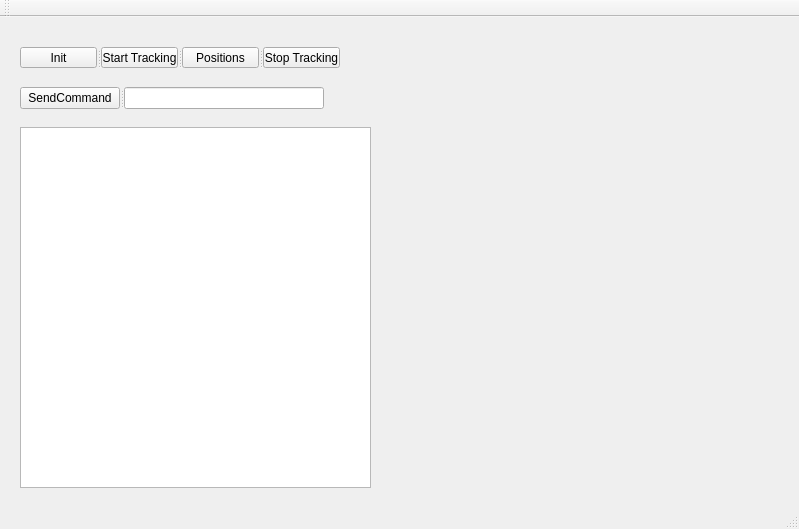
Old version of the form TestApp.ui in the repository transbite/TestLibsTracking.
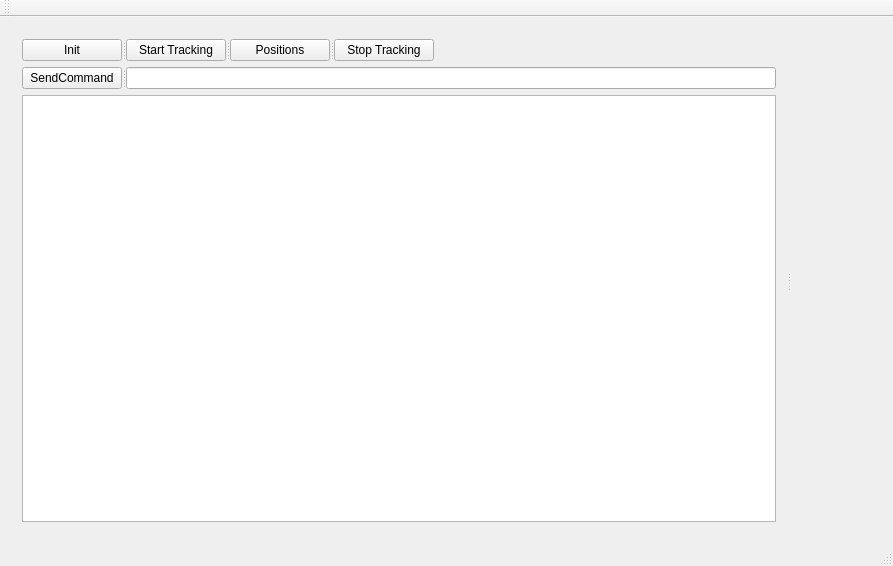
New version of the form. Custom widgets are drawn as their Qt base class.

Commit message: Add QT VTK widget

```diff
--- a/TestApp.ui
+++ b/TestApp.ui
@@ -6,8 +6,8 @@
    <rect>
     <x>0</x>
     <y>0</y>
-    <width>799</width>
-    <height>529</height>
+    <width>893</width>
+    <height>566</height>
    </rect>
   </property>
   <property name="sizePolicy">
@@ -20,15 +20,16 @@
    <string>TestApp</string>
   </property>
   <widget class="QWidget" name="centralWidget">
+   <layout class="QHBoxLayout" name="horizontalLayout">
+    <item>
+     <widget class="QSplitter" name="splitter_3">
+      <property name="orientation">
+       <enum>Qt::Horizontal</enum>
+      </property>
+      <widget class="QWidget" name="layoutWidget">
+       <layout class="QVBoxLayout" name="verticalLayout">
+        <item>
    <widget class="QSplitter" name="splitter">
-    <property name="geometry">
-     <rect>
-      <x>20</x>
-      <y>30</y>
-      <width>320</width>
-      <height>21</height>
-     </rect>
-    </property>
     <property name="orientation">
      <enum>Qt::Horizontal</enum>
     </property>
@@ -89,15 +90,9 @@
      </property>
     </widget>
    </widget>
+        </item>
+        <item>
    <widget class="QSplitter" name="splitter_2">
-    <property name="geometry">
-     <rect>
-      <x>20</x>
-      <y>70</y>
-      <width>304</width>
-      <height>22</height>
-     </rect>
-    </property>
     <property name="orientation">
      <enum>Qt::Horizontal</enum>
     </property>
@@ -130,16 +125,44 @@
      </property>
     </widget>
    </widget>
-   <widget class="QListWidget" name="logText">
-    <property name="geometry">
-     <rect>
-      <x>20</x>
-      <y>110</y>
-      <width>351</width>
-      <height>361</height>
-     </rect>
-    </property>
-   </widget>
+        </item>
+        <item>
+         <widget class="QListWidget" name="logText"/>
+        </item>
+       </layout>
+      </widget>
+      <widget class="QWidget" name="widget" native="true">
+       <property name="sizePolicy">
+        <sizepolicy hsizetype="Preferred" vsizetype="Preferred">
+         <horstretch>0</horstretch>
+         <verstretch>2</verstretch>
+        </sizepolicy>
+       </property>
+       <layout class="QVBoxLayout" name="verticalLayout_2">
+        <item>
+         <widget class="VTKSceneWidget" name="vtkWidget" native="true"/>
+        </item>
+        <item>
+         <spacer name="verticalSpacer">
+          <property name="orientation">
+           <enum>Qt::Vertical</enum>
+          </property>
+          <property name="sizeType">
+           <enum>QSizePolicy::Ignored</enum>
+          </property>
+          <property name="sizeHint" stdset="0">
+           <size>
+            <width>20</width>
+            <height>229</height>
+           </size>
+          </property>
+         </spacer>
+        </item>
+       </layout>
+      </widget>
+     </widget>
+    </item>
+   </layout>
   </widget>
   <widget class="QMenuBar" name="menuBar">
    <property name="geometry">
@@ -162,6 +185,14 @@
   <widget class="QStatusBar" name="statusBar"/>
  </widget>
  <layoutdefault spacing="6" margin="11"/>
+ <customwidgets>
+  <customwidget>
+   <class>VTKSceneWidget</class>
+   <extends>QWidget</extends>
+   <header>VTKSceneWidget.h</header>
+   <container>1</container>
+  </customwidget>
+ </customwidgets>
  <resources/>
  <connections/>
 </ui>
```
Left out of the diff: 2 changed lines with no effect on the pictures. Lines whose indentation alone changed are shown as unchanged. The commit also changes 5 other files.
